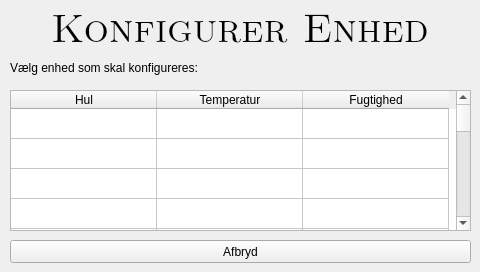
Old version of the form winConfig.ui in the repository Crevil/PRJ3-Qt.
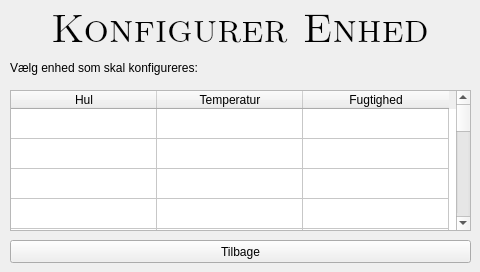
New version of the form.

Commit message: Afbrydknapper er ændret til tilbage

What changed in the file:
```diff
--- a/winConfig.ui
+++ b/winConfig.ui
@@ -80,7 +80,7 @@
     </rect>
    </property>
    <property name="text">
-    <string>Afbryd</string>
+    <string>Tilbage</string>
    </property>
   </widget>
   <widget class="QTableWidget" name="tUnits">
```
The commit also changes 2 other files.
